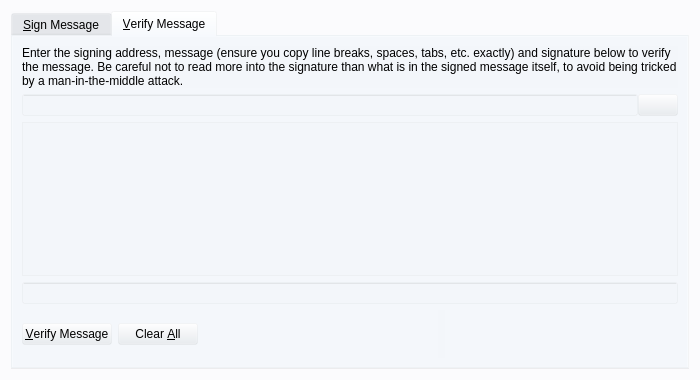
mcobitcoin/mcobit, file src/qt/forms/signverifymessagedialog.ui: the form before one commit.
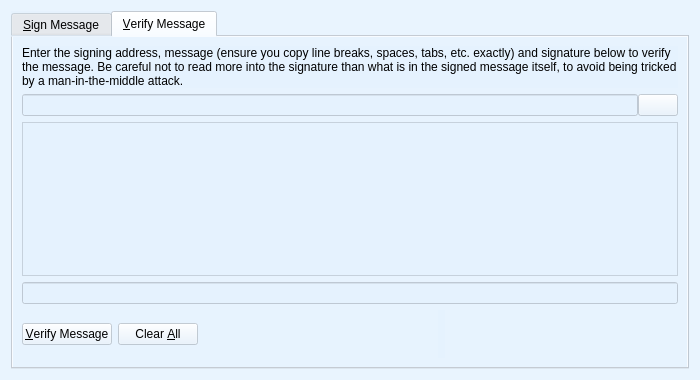
The form after the commit. Icons and pictures are not drawn. Custom widgets are drawn as their Qt base class.

Patch:
```diff
--- a/src/qt/forms/signverifymessagedialog.ui
+++ b/src/qt/forms/signverifymessagedialog.ui
@@ -14,7 +14,7 @@
    <string>Signatures - Sign / Verify a Message</string>
   </property>
   <property name="styleSheet">
-   <string notr="true">background:rgba(232, 236, 241, 0.1);</string>
+   <string notr="true">background:rgba(228, 241, 254, 0.6);</string>
   </property>
   <property name="modal">
    <bool>true</bool>
```
